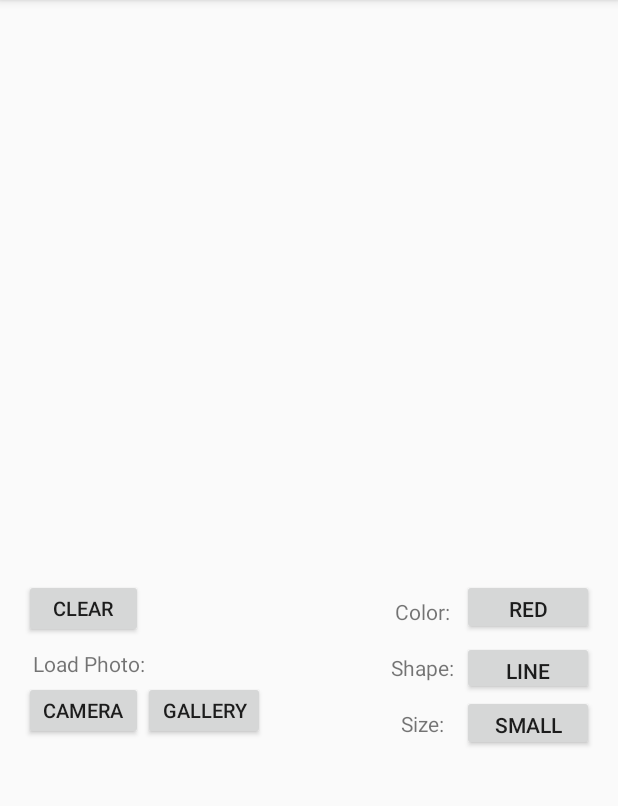
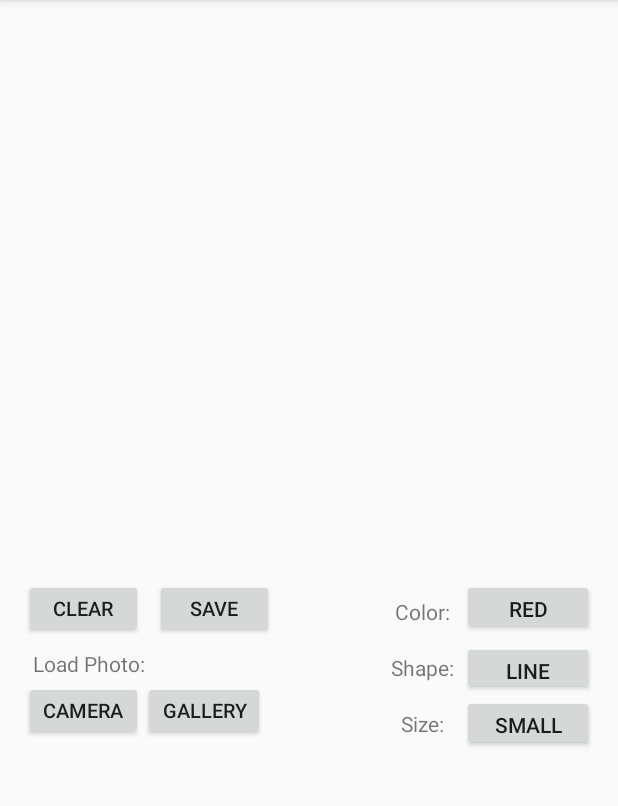
Before and after one commit to samuelbliss/PaintApp, an Android app: the PaintActivity screen opened directly, with no data from a screen before it, on a phone screen of 412 x 824 dp, the part 84-890 px from its top. Run offline under Robolectric (Android 15) with nearby library versions, the phone set to English and light mode, and no system bars.

Commit message:
Layout Update

```diff
--- a/app/src/main/java/com/samuelbliss/paintapp/PaintActivity.java
+++ b/app/src/main/java/com/samuelbliss/paintapp/PaintActivity.java
@@ -73,6 +73,18 @@ public class PaintActivity extends AppCompatActivity {
                 paintView.clearDrawing();
             }
         });
+
+        findViewById(R.id.save_bt).setOnClickListener(new View.OnClickListener() {
+            @Override
+            public void onClick(View view) {
+                try {
+                    paintView.saveDrawing();
+                } catch (IOException e) {
+                    e.printStackTrace();
+                }
+            }
+        });
+
         final Button colorB = (Button) findViewById(R.id.color_bt);
         colorB.setText("RED");
         colorB.setOnClickListener(new View.OnClickListener() {
--- a/app/src/main/res/layout/activity_paint.xml
+++ b/app/src/main/res/layout/activity_paint.xml
@@ -96,6 +96,16 @@
         app:layout_constraintTop_toBottomOf="@+id/paint_iv" />
 
     <Button
+        android:id="@+id/save_bt"
+        android:layout_width="79dp"
+        android:layout_height="39dp"
+        android:layout_marginStart="8dp"
+        android:text="Save"
+        android:textSize="13sp"
+        app:layout_constraintStart_toEndOf="@+id/clear_bt"
+        app:layout_constraintTop_toBottomOf="@+id/paint_iv" />
+
+    <Button
         android:id="@+id/camera_bt"
         android:layout_width="79dp"
         android:layout_height="39dp"
```
